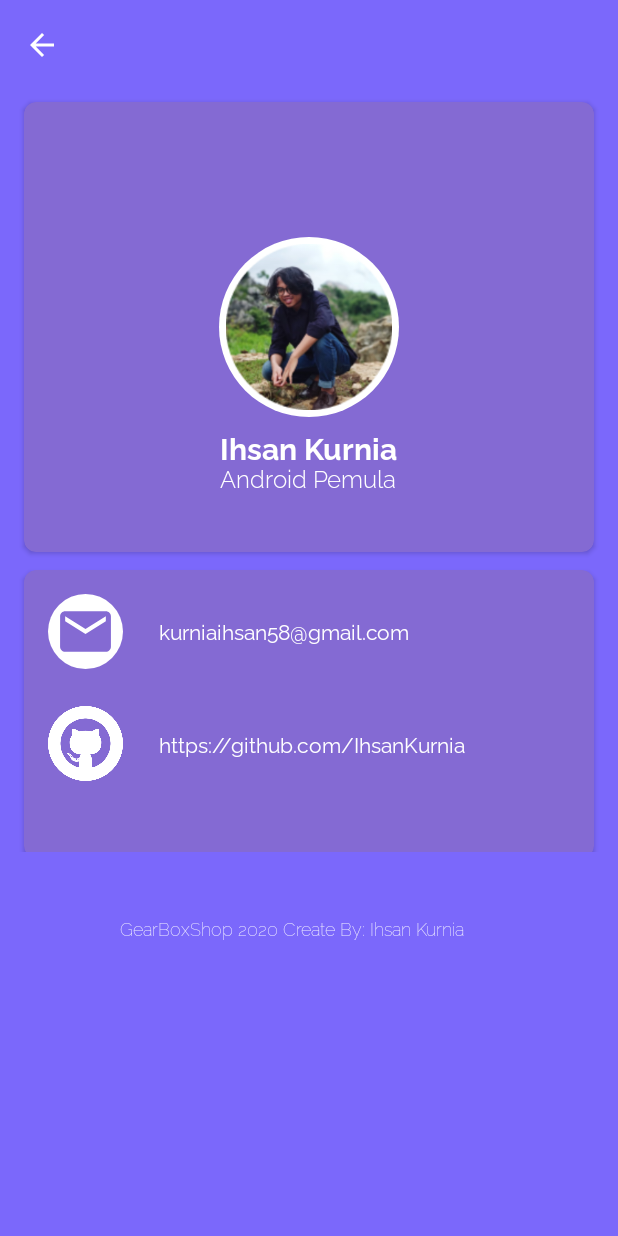
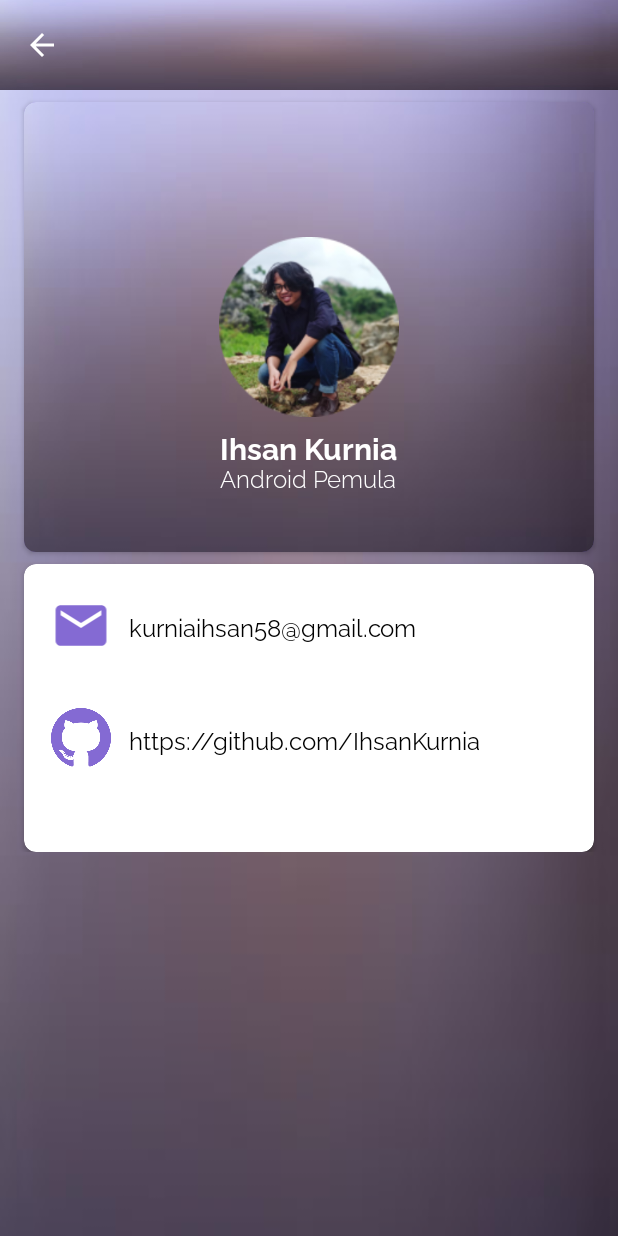
Before and after one commit to IhsanKurnia/GearBoxShop, an Android app: the AboutActivity screen opened directly, with no data from a screen before it, on a phone screen of 412 x 824 dp. Run offline under Robolectric (Android 15) with nearby library versions, the phone set to English and light mode, and no system bars.

```diff
--- a/app/src/main/res/drawable/circle.xml
+++ b/app/src/main/res/drawable/circle.xml
@@ -2,7 +2,7 @@
 <shape xmlns:android="http://schemas.android.com/apk/res/android"
     android:shape="oval">
 
-    <solid android:color="#FFFFFF" />
+    <solid android:color="#A1FFFFFF" />
 
 
     <padding
--- a/app/src/main/res/drawable/list_person.xml
+++ b/app/src/main/res/drawable/list_person.xml
@@ -2,7 +2,7 @@
 <shape xmlns:android="http://schemas.android.com/apk/res/android"
     android:shape="oval">
 
-    <solid android:color="#FFFFFF" />
+    <solid android:color="#7CFFFFFF" />
 
 
     <padding
--- a/app/src/main/res/layout/activity_about.xml
+++ b/app/src/main/res/layout/activity_about.xml
@@ -4,7 +4,7 @@
     xmlns:tools="http://schemas.android.com/tools"
     android:layout_width="match_parent"
     android:layout_height="match_parent"
-    android:background="@color/colorAccent"
+    android:background="@drawable/ac_bg"
     android:orientation="vertical"
     tools:context=".AboutActivity">
 
@@ -12,7 +12,7 @@
     <LinearLayout
         android:layout_width="match_parent"
         android:layout_height="60dp"
-        android:background="@color/colorAccent"
+        android:background="@drawable/ac_bg"
         android:gravity="center_vertical"
         android:orientation="horizontal">
 
@@ -37,6 +37,7 @@
         <LinearLayout
             android:layout_width="match_parent"
             android:layout_height="match_parent"
+            android:background="@drawable/ac_bg"
             android:orientation="vertical">
             <!--Content card-->
             <androidx.cardview.widget.CardView
@@ -50,6 +51,12 @@
                 app:cardBackgroundColor="#846AD3"
                 app:cardCornerRadius="8dp">
 
+                <FrameLayout
+                    android:layout_width="match_parent"
+                    android:layout_height="match_parent"
+                    android:background="@drawable/ac_bg">
+
+
                     <ImageView
                         android:id="@+id/img_about"
                         android:layout_width="120dp"
@@ -57,8 +64,10 @@
                         android:layout_gravity="center"
                         android:layout_margin="5dp"
                         android:adjustViewBounds="true"
-                    android:background="@drawable/circle"
                         android:src="@drawable/user_pic" />
+
+                </FrameLayout>
+
 
                 <TextView
                     android:layout_width="wrap_content"
@@ -84,10 +93,11 @@
                     android:textSize="16sp" />
             </androidx.cardview.widget.CardView>
 
+
             <LinearLayout
                 android:layout_width="match_parent"
                 android:layout_height="200dp"
-                android:orientation="horizontal">
+                android:orientation="vertical">
 
                 <androidx.cardview.widget.CardView
                     android:layout_width="match_parent"
@@ -96,14 +106,14 @@
                     android:layout_marginStart="16dp"
                     android:layout_marginTop="8dp"
                     android:layout_marginEnd="16dp"
+                    android:background="#fff"
                     android:paddingBottom="20dp"
-                    app:cardBackgroundColor="#846AD3"
                     app:cardCornerRadius="8dp">
 
                     <ImageView
-                        android:layout_width="50dp"
+                        android:layout_width="60dp"
                         android:layout_height="50dp"
-                        android:layout_marginStart="16dp"
+                        android:layout_marginStart="8dp"
                         android:layout_marginTop="16dp"
                         android:layout_marginBottom="8dp"
                         android:background="@drawable/circle"
@@ -112,46 +122,35 @@
                     <TextView
                         android:layout_width="wrap_content"
                         android:layout_height="wrap_content"
-                        android:layout_marginStart="90dp"
+                        android:layout_marginStart="70dp"
                         android:layout_marginTop="30dp"
                         android:fontFamily="@font/raleway_regular"
                         android:text="kurniaihsan58@gmail.com"
-                        android:textColor="#fff"
-                        android:textSize="14dp" />
+                        android:textColor="#000"
+                        android:textSize="16dp" />
 
                     <ImageView
                         android:id="@+id/github"
-                        android:layout_width="50dp"
-                        android:layout_height="50dp"
+                        android:layout_width="60dp"
+                        android:layout_height="60dp"
                         android:layout_gravity="center_vertical"
-                        android:layout_marginStart="16dp"
+                        android:layout_marginStart="8dp"
                         android:layout_marginTop="20dp"
                         android:src="@drawable/git" />
 
                     <TextView
                         android:layout_width="wrap_content"
                         android:layout_height="wrap_content"
-                        android:layout_marginStart="90dp"
+                        android:layout_marginStart="70dp"
                         android:layout_marginTop="105dp"
                         android:fontFamily="@font/raleway_regular"
                         android:text="https://github.com/IhsanKurnia"
-                        android:textColor="#fff"
-                        android:textSize="14dp" />
+                        android:textColor="#000"
+                        android:textSize="16dp" />
                 </androidx.cardview.widget.CardView>
             </LinearLayout>
 
         </LinearLayout>
-
-        <TextView
-            android:layout_width="wrap_content"
-            android:layout_height="wrap_content"
-            android:layout_marginStart="80dp"
-            android:layout_marginTop="550dp"
-            android:textAlignment="center"
-            android:fontFamily="@font/raleway_thin"
-            android:text="GearBoxShop 2020 Create By: Ihsan Kurnia"
-            android:textColor="#fff"
-            android:textSize="12dp" />
     </RelativeLayout>
 
 </LinearLayout>
--- a/app/src/main/res/layout/activity_detail.xml
+++ b/app/src/main/res/layout/activity_detail.xml
@@ -4,7 +4,7 @@
     xmlns:tools="http://schemas.android.com/tools"
     android:layout_width="match_parent"
     android:layout_height="match_parent"
-    android:background="@color/colorAccent"
+    android:background="@drawable/ac_bg"
     android:orientation="vertical"
     tools:context=".DetailMobilActivity">
 
@@ -12,7 +12,7 @@
     <LinearLayout
         android:layout_width="match_parent"
         android:layout_height="59dp"
-        android:background="@color/colorAccent"
+        android:background="@drawable/ac_bg"
         android:gravity="center_vertical"
         android:orientation="horizontal">
 
@@ -47,7 +47,7 @@
         <LinearLayout
             android:layout_width="match_parent"
             android:layout_height="match_parent"
-            android:layout_marginTop="@dimen/cardview_default_radius"
+            android:layout_marginTop="8dp"
             android:orientation="vertical"
             android:paddingBottom="20dp">
             <!--Content Image-->
@@ -57,31 +57,29 @@
                 android:layout_height="wrap_content"
                 android:adjustViewBounds="true"
                 android:layout_marginStart="8dp"
+                android:layout_marginBottom="8dp"
                 android:layout_marginEnd="8dp"
                 android:background="@drawable/card"
                 android:scaleType="fitXY"
                 android:src="@drawable/ls_01" />
-            <!--Content Image-->
 
             <TextView
                 android:id="@+id/tv_nama_mobil"
                 android:layout_width="match_parent"
-                android:layout_height="wrap_content"
-                android:layout_marginStart="7dp"
-                android:background="@color/colorAccent"
+                android:layout_height="59dp"
+                android:background="@drawable/ac_bg"
                 android:fontFamily="@font/raleway_medium"
                 android:padding="15dp"
                 android:text="Nama Mobil"
                 android:textColor="#fff"
                 android:textSize="20sp" />
-            <!--content Title-->
 
-            <!--Content Detail-->
             <TextView
                 android:id="@+id/tv_detail"
                 android:layout_width="wrap_content"
                 android:layout_height="match_parent"
                 android:layout_marginStart="16dp"
+                android:layout_marginTop="8dp"
                 android:layout_marginEnd="16dp"
                 android:background="@drawable/detail"
                 android:fontFamily="@font/raleway_regular"
@@ -95,8 +93,6 @@
             <!--Content Detail-->
 
 
-
-
             <!--About me-->
             <TextView
                 android:layout_width="match_parent"
@@ -107,7 +103,7 @@
                 android:text="Quotes"
                 android:textColor="#fff"
                 android:textSize="20sp" />
-
+            <!--frame-->
             <androidx.cardview.widget.CardView
                 android:layout_width="match_parent"
                 android:layout_height="200dp"
--- a/app/src/main/res/layout/activity_list_mobil.xml
+++ b/app/src/main/res/layout/activity_list_mobil.xml
@@ -3,7 +3,7 @@
     xmlns:tools="http://schemas.android.com/tools"
     android:layout_width="match_parent"
     android:layout_height="match_parent"
-    android:background="@color/colorAccent"
+    android:background="@drawable/ac_bg"
     android:orientation="vertical"
     tools:context=".ListMobilActivity">
 
@@ -17,7 +17,7 @@
         <TextView
             android:layout_width="0dp"
             android:layout_height="50dp"
-            android:layout_marginStart="16dp"
+            android:layout_marginStart="35dp"
             android:layout_weight="1"
             android:fontFamily="@font/raleway_medium"
             android:gravity="center"
--- a/app/src/main/res/layout/activity_splash.xml
+++ b/app/src/main/res/layout/activity_splash.xml
@@ -5,7 +5,7 @@
     android:layout_height="match_parent"
     android:gravity="center"
     android:orientation="vertical"
-    android:background="@color/colorAccent"
+    android:background="@drawable/ac_bg"
     tools:context=".SplashActivity">
 
     <ImageView
```
Also changed, not shown: app/src/main/res/drawable/ac_bg.png (added), app/src/main/res/drawable/bg_about_name.png (added). Lines whose indentation alone changed are shown as unchanged.
